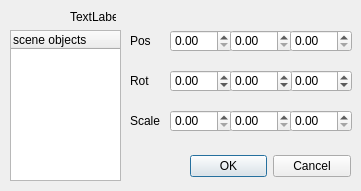
Qt form bin/pymodules/editgui/editobject.ui (realXtend/tundra) before a commit.
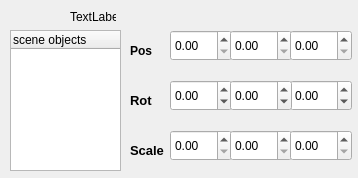
The same form after that commit.

Commit message: Removed the ok/cancel buttons from the EditGUI's ui-file, since those aren't used for anything. Removed some debug-prints from circuits_manager. -aura

```diff
--- a/bin/pymodules/editgui/editobject.ui
+++ b/bin/pymodules/editgui/editobject.ui
@@ -6,36 +6,20 @@
    <rect>
     <x>0</x>
     <y>0</y>
-    <width>361</width>
-    <height>191</height>
+    <width>358</width>
+    <height>178</height>
    </rect>
   </property>
   <property name="windowTitle">
    <string>Dialog</string>
   </property>
-  <widget class="QDialogButtonBox" name="buttonBox">
-   <property name="geometry">
-    <rect>
-     <x>190</x>
-     <y>150</y>
-     <width>161</width>
-     <height>32</height>
-    </rect>
-   </property>
-   <property name="orientation">
-    <enum>Qt::Horizontal</enum>
-   </property>
-   <property name="standardButtons">
-    <set>QDialogButtonBox::Cancel|QDialogButtonBox::Ok</set>
-   </property>
-  </widget>
   <widget class="QDoubleSpinBox" name="xpos">
    <property name="geometry">
     <rect>
      <x>170</x>
      <y>30</y>
      <width>62</width>
-     <height>22</height>
+     <height>31</height>
     </rect>
    </property>
    <property name="minimum">
@@ -51,7 +35,7 @@
      <x>230</x>
      <y>30</y>
      <width>62</width>
-     <height>22</height>
+     <height>31</height>
     </rect>
    </property>
    <property name="minimum">
@@ -67,7 +51,7 @@
      <x>290</x>
      <y>30</y>
      <width>62</width>
-     <height>22</height>
+     <height>31</height>
     </rect>
    </property>
   </widget>
@@ -90,7 +74,7 @@
      <x>10</x>
      <y>30</y>
      <width>111</width>
-     <height>151</height>
+     <height>141</height>
     </rect>
    </property>
    <column>
@@ -103,11 +87,17 @@
    <property name="geometry">
     <rect>
      <x>130</x>
-     <y>30</y>
+     <y>40</y>
      <width>51</width>
      <height>21</height>
     </rect>
    </property>
+   <property name="font">
+    <font>
+     <weight>75</weight>
+     <bold>true</bold>
+    </font>
+   </property>
    <property name="text">
     <string>Pos</string>
    </property>
@@ -116,11 +106,18 @@
    <property name="geometry">
     <rect>
      <x>130</x>
-     <y>110</y>
+     <y>140</y>
      <width>41</width>
      <height>21</height>
     </rect>
    </property>
+   <property name="font">
+    <font>
+     <pointsize>10</pointsize>
+     <weight>75</weight>
+     <bold>true</bold>
+    </font>
+   </property>
    <property name="text">
     <string>Scale</string>
    </property>
@@ -129,9 +126,9 @@
    <property name="geometry">
     <rect>
      <x>170</x>
-     <y>110</y>
+     <y>130</y>
      <width>62</width>
-     <height>22</height>
+     <height>31</height>
     </rect>
    </property>
   </widget>
@@ -139,11 +136,18 @@
    <property name="geometry">
     <rect>
      <x>130</x>
-     <y>70</y>
+     <y>90</y>
      <width>41</width>
      <height>21</height>
     </rect>
    </property>
+   <property name="font">
+    <font>
+     <pointsize>10</pointsize>
+     <weight>75</weight>
+     <bold>true</bold>
+    </font>
+   </property>
    <property name="text">
     <string>Rot</string>
    </property>
@@ -152,9 +156,9 @@
    <property name="geometry">
     <rect>
      <x>170</x>
-     <y>70</y>
+     <y>80</y>
      <width>62</width>
-     <height>22</height>
+     <height>31</height>
     </rect>
    </property>
    <property name="minimum">
@@ -168,9 +172,9 @@
    <property name="geometry">
     <rect>
      <x>290</x>
-     <y>70</y>
+     <y>80</y>
      <width>62</width>
-     <height>22</height>
+     <height>31</height>
     </rect>
    </property>
    <property name="minimum">
@@ -184,9 +188,9 @@
    <property name="geometry">
     <rect>
      <x>230</x>
-     <y>70</y>
+     <y>80</y>
      <width>62</width>
-     <height>22</height>
+     <height>31</height>
     </rect>
    </property>
    <property name="minimum">
@@ -200,9 +204,9 @@
    <property name="geometry">
     <rect>
      <x>230</x>
-     <y>110</y>
+     <y>130</y>
      <width>62</width>
-     <height>22</height>
+     <height>31</height>
     </rect>
    </property>
   </widget>
@@ -210,9 +214,9 @@
    <property name="geometry">
     <rect>
      <x>290</x>
-     <y>110</y>
+     <y>130</y>
      <width>62</width>
-     <height>22</height>
+     <height>31</height>
     </rect>
    </property>
   </widget>
```
Left out of the diff: 37 changed lines with no effect on the pictures. The commit also changes 1 other file.
